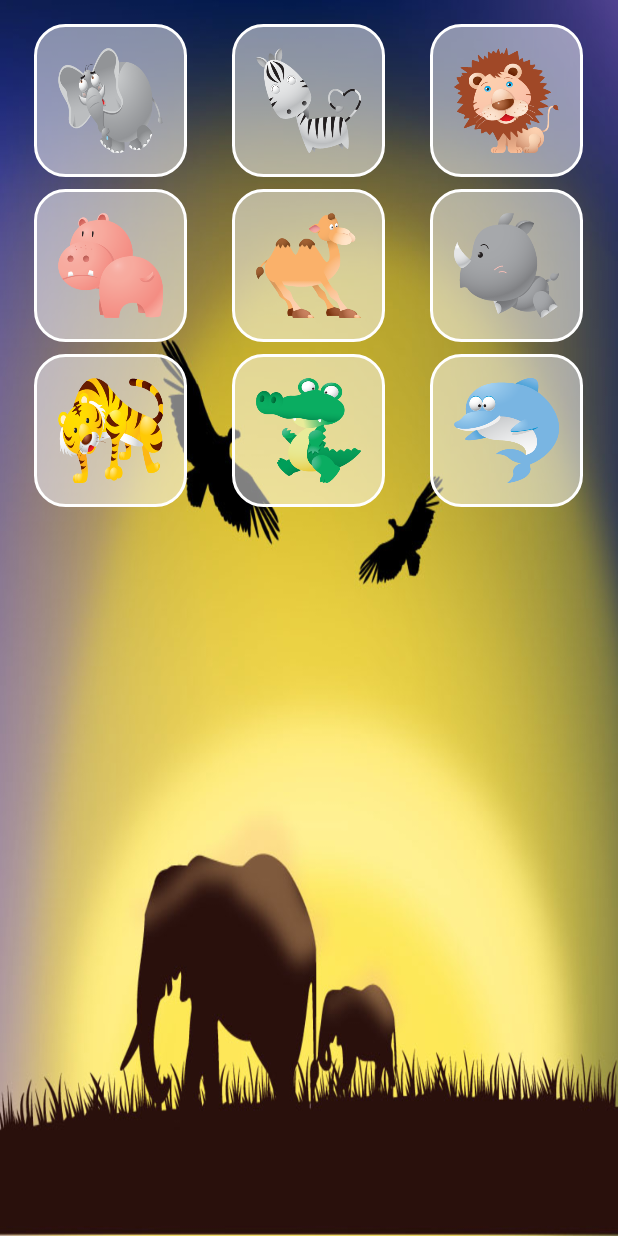
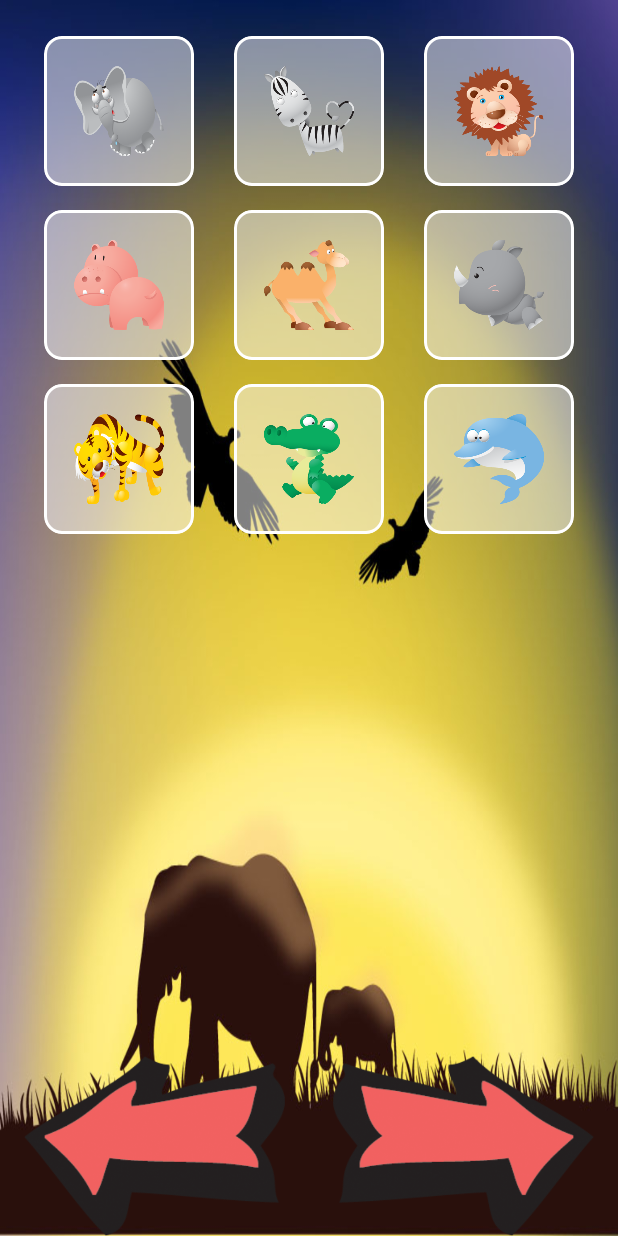
Before and after one commit to birudachan/animal-sound, an Android app: the screen it shows after launch (MainActivity), on a phone screen of 412 x 824 dp. Run offline under Robolectric (Android 15) with nearby library versions, the phone set to English and light mode, and no system bars.

Commit message:
Show list of animal in main screen

```diff
--- a/app/src/main/java/app/twentyhours/animalsound/java/view/fragment/M001MainFragment.java
+++ b/app/src/main/java/app/twentyhours/animalsound/java/view/fragment/M001MainFragment.java
@@ -4,7 +4,6 @@ import android.view.LayoutInflater;
 import android.view.ViewGroup;
 
 import androidx.recyclerview.widget.GridLayoutManager;
-import androidx.recyclerview.widget.RecyclerView;
 
 import app.twentyhours.animalsound.databinding.FragmentM001MainBinding;
 import app.twentyhours.animalsound.java.model.Animal;
@@ -20,9 +19,8 @@ public class M001MainFragment extends BaseFragment<FragmentM001MainBinding> {
 
     @Override
     protected void initViews() {
-        RecyclerView rvAnimals = binding.rvAnimals;
-        rvAnimals.setLayoutManager(new GridLayoutManager(context, 3));
-        MainGridAdapter gridAdapter = new MainGridAdapter(Animal.ANIMALS);
-        rvAnimals.setAdapter(gridAdapter);
+        final MainGridAdapter adapter = new MainGridAdapter(Animal.ANIMALS);
+        binding.rvAnimals.setAdapter(adapter);
+        binding.rvAnimals.setLayoutManager(new GridLayoutManager(context, 3));
     }
 }
--- a/app/src/main/res/layout/fragment_m001_main.xml
+++ b/app/src/main/res/layout/fragment_m001_main.xml
@@ -1,13 +1,41 @@
 <?xml version="1.0" encoding="utf-8"?>
 <androidx.constraintlayout.widget.ConstraintLayout xmlns:android="http://schemas.android.com/apk/res/android"
+    xmlns:app="http://schemas.android.com/apk/res-auto"
     android:layout_width="match_parent"
-    android:background="@drawable/bg_savanna"
-    android:layout_height="match_parent">
+    android:layout_height="match_parent"
+    android:background="@drawable/bg_savanna">
 
     <androidx.recyclerview.widget.RecyclerView
         android:id="@+id/rv_animals"
-        android:padding="8dp"
         android:layout_width="match_parent"
-        android:layout_height="match_parent" />
+        android:layout_height="0dp"
+        android:padding="16dp"
+        app:layout_constraintBottom_toTopOf="@id/nav_layout"
+        app:layout_constraintStart_toStartOf="parent"
+        app:layout_constraintTop_toTopOf="parent" />
+
+    <LinearLayout
+        android:id="@+id/nav_layout"
+        android:layout_width="match_parent"
+        android:layout_height="120dp"
+        android:orientation="horizontal"
+        app:layout_constraintBottom_toBottomOf="parent"
+        app:layout_constraintStart_toStartOf="parent"
+        app:layout_constraintTop_toBottomOf="@id/rv_animals">
+
+        <ImageView
+            android:layout_width="wrap_content"
+            android:layout_height="wrap_content"
+            android:layout_weight="1"
+            android:contentDescription="@string/icon_freccia_destra"
+            android:src="@drawable/ic_freccia_sinistra" />
+
+        <ImageView
+            android:layout_width="wrap_content"
+            android:layout_height="wrap_content"
+            android:layout_weight="1"
+            android:contentDescription="@string/icon_freccia_destra"
+            android:src="@drawable/ic_freccia_destra" />
+    </LinearLayout>
 
 </androidx.constraintlayout.widget.ConstraintLayout>
--- a/app/src/main/res/layout/item_animal.xml
+++ b/app/src/main/res/layout/item_animal.xml
@@ -1,25 +1,29 @@
 <?xml version="1.0" encoding="utf-8"?>
 <LinearLayout xmlns:android="http://schemas.android.com/apk/res/android"
+    xmlns:app="http://schemas.android.com/apk/res-auto"
     xmlns:tools="http://schemas.android.com/tools"
     android:layout_width="match_parent"
     android:layout_height="wrap_content"
-    android:paddingTop="8dp"
-    android:gravity="center">
+    android:layout_marginVertical="8dp"
+    android:gravity="center"
+    android:orientation="vertical">
 
-    <FrameLayout
+    <com.google.android.material.card.MaterialCardView
         android:layout_width="wrap_content"
         android:layout_height="wrap_content"
-        android:background="@drawable/icon_bg_white_radius"
-        android:orientation="vertical"
-        android:padding="16dp">
+        app:cardBackgroundColor="@color/whiteAlpha"
+        app:cardCornerRadius="12dp"
+        app:contentPadding="20dp"
+        app:strokeColor="@color/white"
+        app:strokeWidth="2dp">
 
         <ImageView
             android:id="@+id/iv_animal"
-            android:layout_width="70dp"
-            android:layout_height="70dp"
+            android:layout_width="60dp"
+            android:layout_height="60dp"
             android:layout_gravity="center"
             android:contentDescription="@string/icon_animal"
             android:elevation="6dp"
             tools:src="@drawable/ic_hippo" />
-    </FrameLayout>
+    </com.google.android.material.card.MaterialCardView>
 </LinearLayout>
--- a/app/src/main/res/values/strings.xml
+++ b/app/src/main/res/values/strings.xml
@@ -4,4 +4,5 @@
     <string name="logo_animal_sound">Logo Animal Sound</string>
     <string name="logo_background">logo background</string>
     <string name="icon_animal">icon animal</string>
+    <string name="icon_freccia_destra">icon freccia destra</string>
 </resources>
```
Also changed, not shown: app/src/main/res/drawable/ic_freccia_destra.png (added), app/src/main/res/drawable/ic_freccia_sinistra.png (added).
